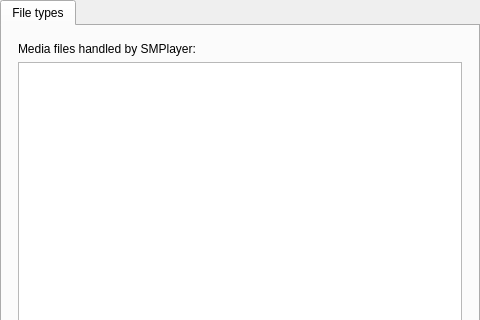
Qt form src/gui/pref/associations.ui (wilbert2000/wzplayer) before a commit; both pictures show x 0 to 480 and y 0 to 320 of the 480 by 500 pixel window.
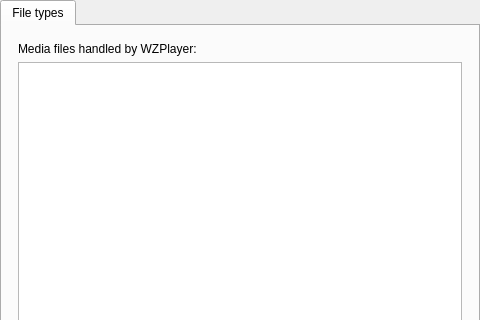
The same form after that commit.

Commit message: Start rename SMPlayer to WZPlayer

Patch:
```diff
--- a/src/gui/pref/associations.ui
+++ b/src/gui/pref/associations.ui
@@ -36,7 +36,7 @@
        <item row="0" column="0">
         <widget class="QLabel" name="textLabel">
          <property name="text">
-          <string>Media files handled by SMPlayer:</string>
+          <string>Media files handled by WZPlayer:</string>
          </property>
          <property name="alignment">
           <set>Qt::AlignVCenter</set>
```
The commit also changes 267 other files.
